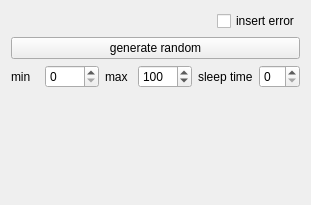
Old version of the form resources/design/ui/module1.ui in the repository jeaunrg/PyQTapp_template.
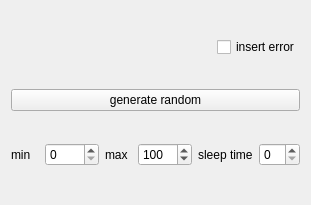
New version of the form.

What changed in the file:
```diff
--- a/resources/design/ui/module1.ui
+++ b/resources/design/ui/module1.ui
@@ -101,19 +101,6 @@
      </item>
     </layout>
    </item>
-   <item>
-    <spacer name="verticalSpacer">
-     <property name="orientation">
-      <enum>Qt::Vertical</enum>
-     </property>
-     <property name="sizeHint" stdset="0">
-      <size>
-       <width>20</width>
-       <height>40</height>
-      </size>
-     </property>
-    </spacer>
-   </item>
   </layout>
  </widget>
  <resources/>
```
